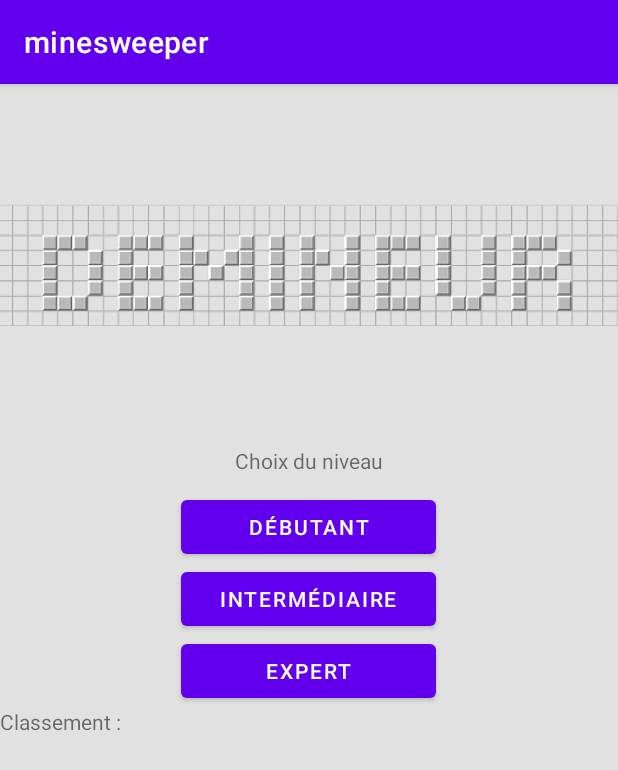
After one commit to pmbjojo/minesweeper, an Android app: the StartGame screen opened directly, with no data from a screen before it, on a phone screen of 412 x 824 dp. The commit adds this screen. Shown: the top 770 px of the screen. Run offline under Robolectric (Android 15) with nearby library versions, the phone set to English and light mode, and no system bars.

Commit message:
color
color

```diff
--- a/app/src/main/AndroidManifest.xml
+++ b/app/src/main/AndroidManifest.xml
@@ -11,6 +11,9 @@
         android:supportsRtl="true"
         android:theme="@style/Theme.Minesweeper"
         tools:targetApi="31">
+        <activity
+            android:name=".StartGame"
+            android:exported="false" />
         <activity
             android:name=".EndGame"
             android:exported="false" />
--- /dev/null
+++ b/app/src/main/java/com/example/minesweeper/StartGame.java
@@ -0,0 +1,17 @@
+package com.example.minesweeper;
+
+import androidx.appcompat.app.AppCompatActivity;
+
+import android.os.Bundle;
+
+import com.example.minesweeper.databinding.ActivityMainBinding;
+
+public class StartGame extends AppCompatActivity {
+    private ActivityMainBinding binding;
+    @Override
+    protected void onCreate(Bundle savedInstanceState) {
+        super.onCreate(savedInstanceState);
+        setContentView(R.layout.activity_start_game);
+        binding = ActivityMainBinding.inflate(getLayoutInflater());
+    }
+}
--- /dev/null
+++ b/app/src/main/res/layout/activity_start_game.xml
@@ -0,0 +1,69 @@
+<?xml version="1.0" encoding="utf-8"?>
+<androidx.constraintlayout.widget.ConstraintLayout xmlns:android="http://schemas.android.com/apk/res/android"
+    xmlns:app="http://schemas.android.com/apk/res-auto"
+    xmlns:tools="http://schemas.android.com/tools"
+    android:layout_width="match_parent"
+    android:layout_height="match_parent"
+    tools:context=".StartGame">
+
+    <LinearLayout
+        android:layout_width="match_parent"
+        android:layout_height="match_parent"
+        android:background="@color/background"
+        android:orientation="vertical"
+        tools:layout_editor_absoluteX="-124dp"
+        tools:layout_editor_absoluteY="-151dp">
+
+        <ImageView
+            android:id="@+id/sg_title"
+            android:layout_width="match_parent"
+            android:layout_height="wrap_content"
+            app:layout_constraintBottom_toBottomOf="parent"
+            app:layout_constraintEnd_toEndOf="parent"
+            app:layout_constraintStart_toStartOf="parent"
+            app:layout_constraintTop_toTopOf="parent"
+            app:srcCompat="@drawable/title" />
+
+        <TextView
+            android:id="@+id/sg_textLevel"
+            android:layout_width="wrap_content"
+            android:layout_height="30dp"
+            android:layout_gravity="center_horizontal"
+            android:text="Choix du niveau" />
+
+        <Button
+            android:id="@+id/sg_buttonEasy"
+            android:layout_width="170dp"
+            android:layout_height="wrap_content"
+            android:layout_gravity="center_horizontal"
+            android:text="Débutant"
+            app:layoout_constraintTop_toTopof="30dp"
+            app:layout_constraintBottom_toBottomOf="parent"
+            app:layout_constraintEnd_toEndOf="parent" />
+
+        <Button
+            android:id="@+id/sg_buttonMedium"
+            android:layout_width="170dp"
+            android:layout_height="wrap_content"
+            android:layout_gravity="center_horizontal"
+            android:text="Intermédiaire"
+            app:layout_constraintBottom_toBottomOf="parent"
+            app:layout_constraintEnd_toEndOf="parent" />
+
+        <Button
+            android:id="@+id/sg_buttonExpert"
+            android:layout_width="170dp"
+            android:layout_height="wrap_content"
+            android:layout_gravity="center_horizontal"
+            android:text="Expert"
+            app:layout_constraintBottom_toBottomOf="parent"
+            app:layout_constraintEnd_toEndOf="parent" />
+
+        <TextView
+            android:id="@+id/sg_textRanking"
+            android:layout_width="match_parent"
+            android:layout_height="30dp"
+            android:text="Classement :" />
+
+    </LinearLayout>
+</androidx.constraintlayout.widget.ConstraintLayout>
--- a/app/src/main/res/values/colors.xml
+++ b/app/src/main/res/values/colors.xml
@@ -7,4 +7,6 @@
     <color name="teal_700">#FF018786</color>
     <color name="black">#FF000000</color>
     <color name="white">#FFFFFFFF</color>
+    <color name="background">#E1E1E1</color>
+    <color name="background_dark">#B9B9B9</color>
 </resources>
```
Also changed, not shown: app/src/main/res/drawable/title.png (added).
